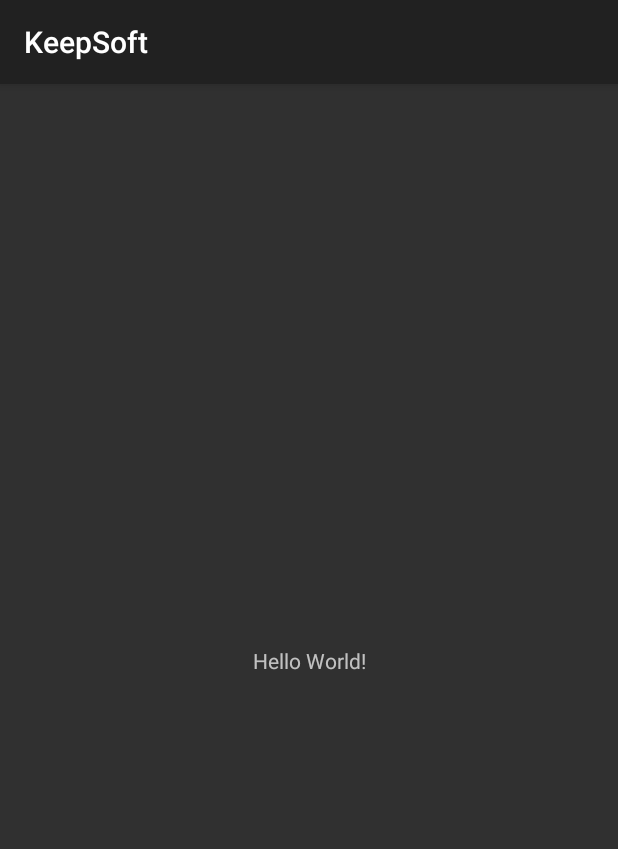
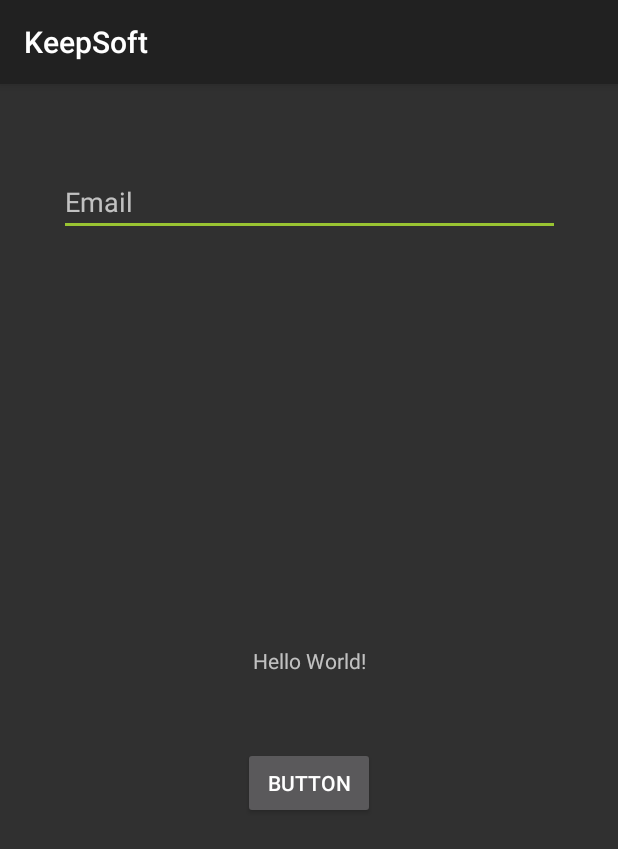
Before and after one commit to ViniPequeno/KeepSoft, an Android app: the screen it shows after launch (MainActivity), on a phone screen of 412 x 824 dp. Shown: the top 849 px of the screen. Run offline under Robolectric (Android 15) with nearby library versions, the phone set to English and light mode, and no system bars; our stand-ins replace Room's generated code, RxJava.

```diff
--- a/app/src/main/java/nescaupower/br/com/keepsoft/Factory/BD/DAO/UsuarioDAO.java
+++ b/app/src/main/java/nescaupower/br/com/keepsoft/Factory/BD/DAO/UsuarioDAO.java
@@ -17,9 +17,8 @@ public interface UsuarioDAO {
     @Query("SELECT * FROM usuario WHERE login IN (:logins)")
     List<Usuario> loadAllByIds(int[] logins);
 
-    @Query("SELECT * FROM usuario WHERE nome LIKE :nome AND "
-            + "email LIKE :email LIMIT 1")
-    Usuario findByName(String nome, String email);
+    @Query("SELECT * FROM usuario WHERE email LIKE :email LIMIT 1")
+    Usuario findByEmail(String email);
 
     @Insert
     void insertAll(Usuario... usuarios);
--- a/app/src/main/java/nescaupower/br/com/keepsoft/MainActivity.java
+++ b/app/src/main/java/nescaupower/br/com/keepsoft/MainActivity.java
@@ -2,6 +2,9 @@ package nescaupower.br.com.keepsoft;
 
 import android.support.v7.app.AppCompatActivity;
 import android.os.Bundle;
+import android.view.View;
+import android.widget.Button;
+import android.widget.TextView;
 import android.widget.Toast;
 
 import nescaupower.br.com.keepsoft.Factory.BD.DAO.UsuarioDAO;
@@ -11,22 +14,44 @@ import nescaupower.br.com.keepsoft.Factory.Model.Usuario;
 
 public class MainActivity extends AppCompatActivity {
 
+    AppDatabase db;
+    Usuario usuario;
+    TextView txtEmail;
+    Button btnTestLogin;
+
     @Override
     protected void onCreate(Bundle savedInstanceState) {
         super.onCreate(savedInstanceState);
         setContentView(R.layout.activity_main);
+        txtEmail  = (TextView) findViewById(R.id.txtEmail);
+        btnTestLogin  = (Button)findViewById(R.id.btnTestLogin);
 
-        AppDatabase db = Factory.startDatabase(getApplicationContext());
+        db = Factory.startDatabase(getApplicationContext());
+
         Usuario u = Factory.startUsuario();
         u.setEmail("viniciuspedro350@gmail.com");
         u.setLogin("pedro");
         u.setSenha("Pedro8251");
         u.setNome("Pedro Pequeno");
         u.setTelefone("991497173");
-        db.usuarioDAO().insertAll(u);
+        if (db.usuarioDAO().findByEmail(u.getEmail()) == null) {
+            Toast.makeText(getApplicationContext(),"Nulo! 0.1",Toast.LENGTH_SHORT).show();
+            db.usuarioDAO().insertAll(u);
+        }else{
+            usuario = db.usuarioDAO().findByEmail(u.getEmail());
+        }
 
-        Usuario usuario = db.usuarioDAO().findByName(u.getNome(), u.getEmail());
-        Toast.makeText(this, usuario.getLogin(), Toast.LENGTH_SHORT).show();
+        btnTestLogin.setOnClickListener(new View.OnClickListener() {
+            @Override
+            public void onClick(View view) {
+                usuario = db.usuarioDAO().findByEmail(txtEmail.getText().toString());
+                if(usuario==null){
+                    Toast.makeText(getApplicationContext(),"Nulo!",Toast.LENGTH_SHORT).show();
+                }else {
+                    Toast.makeText(getApplicationContext(), "Bem vindo " + usuario.getLogin() + "!", Toast.LENGTH_SHORT).show();
+                }
+            }
+        });
 
     }
 }
--- a/app/src/main/res/layout/activity_main.xml
+++ b/app/src/main/res/layout/activity_main.xml
@@ -8,6 +8,7 @@
     tools:context=".MainActivity">
 
     <TextView
+        android:id="@+id/textView"
         android:layout_width="wrap_content"
         android:layout_height="wrap_content"
         android:text="Hello World!"
@@ -16,4 +17,31 @@
         app:layout_constraintRight_toRightOf="parent"
         app:layout_constraintTop_toTopOf="parent" />
 
+    <Button
+        android:id="@+id/btnTestLogin"
+        android:layout_width="wrap_content"
+        android:layout_height="wrap_content"
+        android:layout_marginEnd="8dp"
+        android:layout_marginStart="8dp"
+        android:layout_marginTop="48dp"
+        android:text="@string/button"
+        app:layout_constraintEnd_toEndOf="parent"
+        app:layout_constraintStart_toStartOf="parent"
+        app:layout_constraintTop_toBottomOf="@+id/textView" />
+
+    <EditText
+        android:id="@+id/txtEmail"
+        android:layout_width="334dp"
+        android:layout_height="wrap_content"
+        android:layout_marginEnd="8dp"
+        android:layout_marginStart="8dp"
+        android:layout_marginTop="56dp"
+        android:ems="10"
+        android:hint="@string/email"
+        android:inputType="textEmailAddress"
+        app:layout_constraintEnd_toEndOf="parent"
+        app:layout_constraintHorizontal_bias="0.503"
+        app:layout_constraintStart_toStartOf="parent"
+        app:layout_constraintTop_toTopOf="parent" />
+
 </android.support.constraint.ConstraintLayout>
--- a/app/src/main/res/values/strings.xml
+++ b/app/src/main/res/values/strings.xml
@@ -1,4 +1,6 @@
 <resources>
     <string name="app_name">KeepSoft</string>
     <string name="app_database">Banquinho</string>
+    <string name="button">Button</string>
+    <string name="email">Email</string>
 </resources>
```
